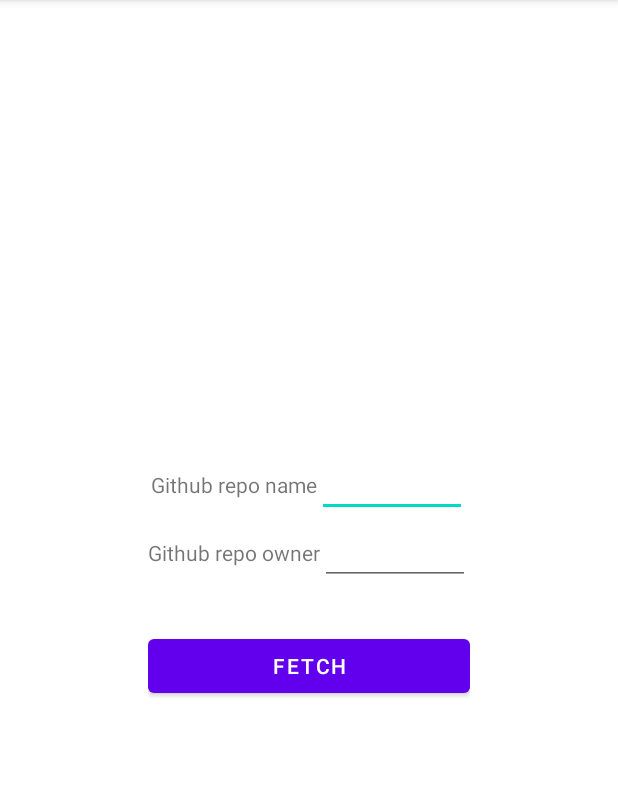
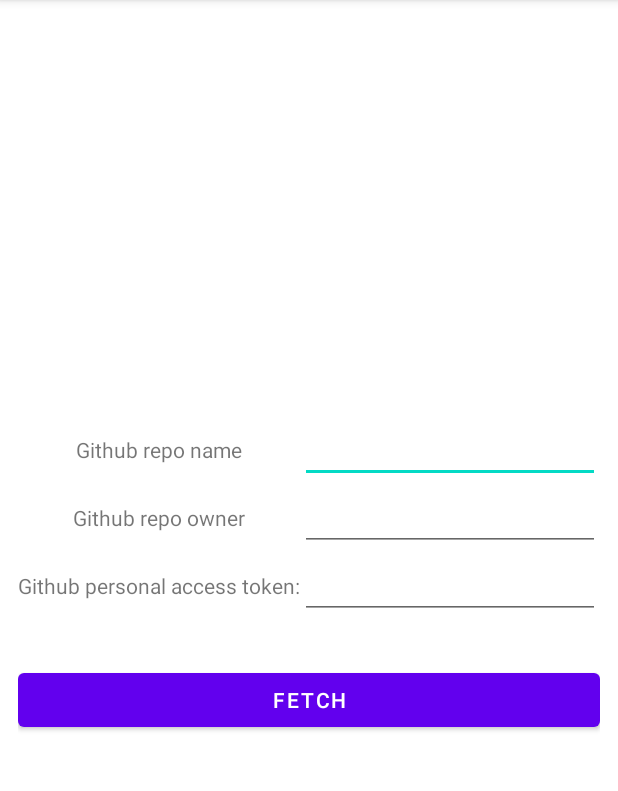
Before and after one commit to MRumstajn/Github-commit-viewer, an Android app: the screen it shows after launch (MainActivity), on a phone screen of 412 x 824 dp, the part 84-875 px from its top. Run offline under Robolectric (Android 15) with nearby library versions, the phone set to English and light mode, and no system bars.

Commit message:
added support for specifying a personal access token

```diff
--- a/app/src/main/java/rumstajn/githubcommitviewer/MainActivity.java
+++ b/app/src/main/java/rumstajn/githubcommitviewer/MainActivity.java
@@ -19,6 +19,7 @@
 
 public class MainActivity extends AppCompatActivity implements IFetchCommitTaskListener {
     private ObjectMapper mapper;
+    private String accessToken;
 
     @Override
     protected void onCreate(Bundle savedInstanceState) {
@@ -29,18 +30,20 @@
 
         EditText repoNameField = findViewById(R.id.github_repo_name_field);
         EditText repoOwnerField = findViewById(R.id.github_repo_owner_field);
+        EditText accessTokenField = findViewById(R.id.github_personal_access_token_field);
         Button repoLookupButton = findViewById(R.id.repo_lookup_button);
 
         repoLookupButton.setOnClickListener((view) -> {
             // validate data
             String repoName = repoNameField.getText().toString().trim();
             String repoOwner = repoOwnerField.getText().toString().trim();
+            String accessToken = accessTokenField.getText().toString().trim();
+            this.accessToken = accessToken.length() > 0 ? accessToken : "";
             if (!repoName.isEmpty() && !repoOwner.isEmpty()){
                 String url = GlobalConfig.API_BASE_URL + GlobalConfig.API_REPOS_ROUTE +
                         "/" + repoOwner + "/" + repoName + GlobalConfig.API_COMMITS_ROUTE;
-                FetchCommitsTask fetchTask = new FetchCommitsTask(url);
+                FetchCommitsTask fetchTask = new FetchCommitsTask(url, accessToken);
                 fetchTask.setListener(this);
-
                 TaskManager.getInstance().runTaskLater(fetchTask);
             } else {
                 Util.makeToast("Repository name and owner fields are required", getApplicationContext());
@@ -54,6 +57,7 @@
             Intent intent = new Intent(this, CommitListActivity.class);
             intent.putExtra("commit_objects",
                     mapper.writeValueAsString(commitObjects));
+            intent.putExtra("access_token", accessToken);
             startActivity(intent);
         } catch (JsonProcessingException e) {
             e.printStackTrace();
--- a/app/src/main/java/rumstajn/githubcommitviewer/commit_details/CommitFileViewHolder.java
+++ b/app/src/main/java/rumstajn/githubcommitviewer/commit_details/CommitFileViewHolder.java
@@ -23,10 +23,6 @@
 
         path = itemView.findViewById(R.id.file_name_label);
         content = itemView.findViewById(R.id.file_content);
-
-        // FIXME files too far apart and last file not shown fully
-        // MIND THE RATE LIMIT
-        // try to add child views to activity instead of recycler view
     }
 
     public void setPath(String path) {
--- a/app/src/main/java/rumstajn/githubcommitviewer/commit_list/CommitListActivity.java
+++ b/app/src/main/java/rumstajn/githubcommitviewer/commit_list/CommitListActivity.java
@@ -22,6 +22,7 @@
     private RecyclerView commitList;
     private CommitListAdapter commitListAdapter;
     private ObjectMapper mapper;
+    private String accessToken;
 
     @Override
     protected void onCreate(Bundle savedInstanceState) {
@@ -35,6 +36,7 @@
         // get commits fetched by previous activity
         Intent intent = getIntent();
         String rawCommits = intent.getStringExtra("commit_objects");
+        accessToken = intent.getStringExtra("access_token");
         CommitObject[] commitObjects = new CommitObject[0];
         try {
             commitObjects = mapper.readValue(rawCommits, CommitObject[].class);
@@ -69,6 +71,7 @@
         try {
             Intent intent = new Intent(this, CommitDetailsActivity.class);
             intent.putExtra("commit_obj", mapper.writeValueAsString(commitObject));
+            intent.putExtra("access_token", accessToken);
             startActivity(intent);
         } catch (JsonProcessingException e) {
             e.printStackTrace();
--- a/app/src/main/res/layout/activity_main.xml
+++ b/app/src/main/res/layout/activity_main.xml
@@ -16,55 +16,94 @@
         app:layout_constraintStart_toStartOf="parent"
         app:layout_constraintTop_toTopOf="parent">
 
-        <!-- Repo name field-->
-        <LinearLayout
-            android:layout_width="wrap_content"
-            android:layout_height="wrap_content"
-            android:orientation="horizontal">
+        <!-- repo name field -->
+        <androidx.constraintlayout.widget.ConstraintLayout
+            android:layout_width="match_parent"
+            android:layout_height="wrap_content">
 
             <TextView
                 android:layout_width="wrap_content"
                 android:layout_height="wrap_content"
                 android:labelFor="@+id/github_repo_name_field"
-                android:text="@string/github_repo_name_prompt" />
+                android:text="@string/github_repo_name_prompt"
+                app:layout_constraintEnd_toStartOf="@+id/github_repo_name_field"
+                app:layout_constraintStart_toStartOf="parent"
+                app:layout_constraintTop_toTopOf="parent"
+                app:layout_constraintBottom_toBottomOf="parent" />
 
             <EditText
                 android:id="@+id/github_repo_name_field"
-                android:layout_width="100dp"
+                android:layout_width="200dp"
                 android:layout_height="wrap_content"
                 android:autofillHints="no"
-                android:inputType="text" />
+                android:inputType="text"
+                app:layout_constraintEnd_toEndOf="parent"
+                app:layout_constraintTop_toTopOf="parent"
+                app:layout_constraintBottom_toBottomOf="parent" />
 
-        </LinearLayout>
+        </androidx.constraintlayout.widget.ConstraintLayout>
 
-        <!-- Repo owner field-->
-        <LinearLayout
-            android:layout_width="wrap_content"
-            android:layout_height="wrap_content"
-            android:orientation="horizontal"
-            android:layout_marginBottom="30dp">
+        <!-- repo owner field -->
+        <androidx.constraintlayout.widget.ConstraintLayout
+            android:layout_width="match_parent"
+            android:layout_height="wrap_content">
 
             <TextView
                 android:layout_width="wrap_content"
                 android:layout_height="wrap_content"
                 android:labelFor="@+id/github_repo_owner_field"
-                android:text="@string/github_repo_owner_prompt" />
+                android:text="@string/github_repo_owner_prompt"
+                app:layout_constraintEnd_toStartOf="@+id/github_repo_owner_field"
+                app:layout_constraintStart_toStartOf="parent"
+                app:layout_constraintTop_toTopOf="parent"
+                app:layout_constraintBottom_toBottomOf="parent" />
 
             <EditText
                 android:id="@+id/github_repo_owner_field"
-                android:layout_width="100dp"
+                android:layout_width="200dp"
                 android:layout_height="wrap_content"
-                android:importantForAutofill="no"
-                android:inputType="text" />
+                android:autofillHints="no"
+                android:inputType="text"
+                app:layout_constraintEnd_toEndOf="parent"
+                app:layout_constraintTop_toTopOf="parent"
+                app:layout_constraintBottom_toBottomOf="parent"/>
 
-        </LinearLayout>
+        </androidx.constraintlayout.widget.ConstraintLayout>
 
-        <!-- Button -->
+        <!-- access token field -->
+        <androidx.constraintlayout.widget.ConstraintLayout
+            android:layout_width="match_parent"
+            android:layout_height="wrap_content">
+
+            <TextView
+                android:layout_width="wrap_content"
+                android:layout_height="wrap_content"
+                android:labelFor="@+id/github_personal_access_token_field"
+                android:text="@string/github_personal_access_token_prompt"
+                app:layout_constraintEnd_toStartOf="@+id/github_personal_access_token_field"
+                app:layout_constraintStart_toStartOf="parent"
+                app:layout_constraintTop_toTopOf="parent"
+                app:layout_constraintBottom_toBottomOf="parent" />
+
+            <EditText
+                android:id="@+id/github_personal_access_token_field"
+                android:layout_width="200dp"
+                android:layout_height="wrap_content"
+                android:autofillHints="no"
+                android:inputType="text"
+                app:layout_constraintEnd_toEndOf="parent"
+                app:layout_constraintTop_toTopOf="parent"
+                app:layout_constraintBottom_toBottomOf="parent"/>
+
+        </androidx.constraintlayout.widget.ConstraintLayout>
+
+        <!-- button -->
         <Button
             android:id="@+id/repo_lookup_button"
             android:layout_width="match_parent"
             android:layout_height="wrap_content"
-            android:text="@string/repo_lookup_button" />
+            android:text="@string/repo_lookup_button"
+            android:layout_marginTop="30dp"/>
 
     </LinearLayout>
 
--- a/app/src/main/res/values/strings.xml
+++ b/app/src/main/res/values/strings.xml
@@ -12,4 +12,5 @@
     <string name="files_label">Files</string>
     <string name="details_label">Details</string>
     <string name="current_file_label">Current file:</string>
+    <string name="github_personal_access_token_prompt">Github personal access token:</string>
 </resources>
```
Also changed, not shown: app/src/main/java/rumstajn/githubcommitviewer/Util.java (+17 -0 lines), app/src/main/java/rumstajn/githubcommitviewer/commit_details/CommitDetailsActivity.java (+6 -3 lines), app/src/main/java/rumstajn/githubcommitviewer/task/FetchBlobTask.java (+19 -1 lines), app/src/main/java/rumstajn/githubcommitviewer/task/FetchCommitsTask.java (+15 -2 lines), app/src/main/java/rumstajn/githubcommitviewer/task/FetchTreeObjectTask.java (+19 -1 lines).
